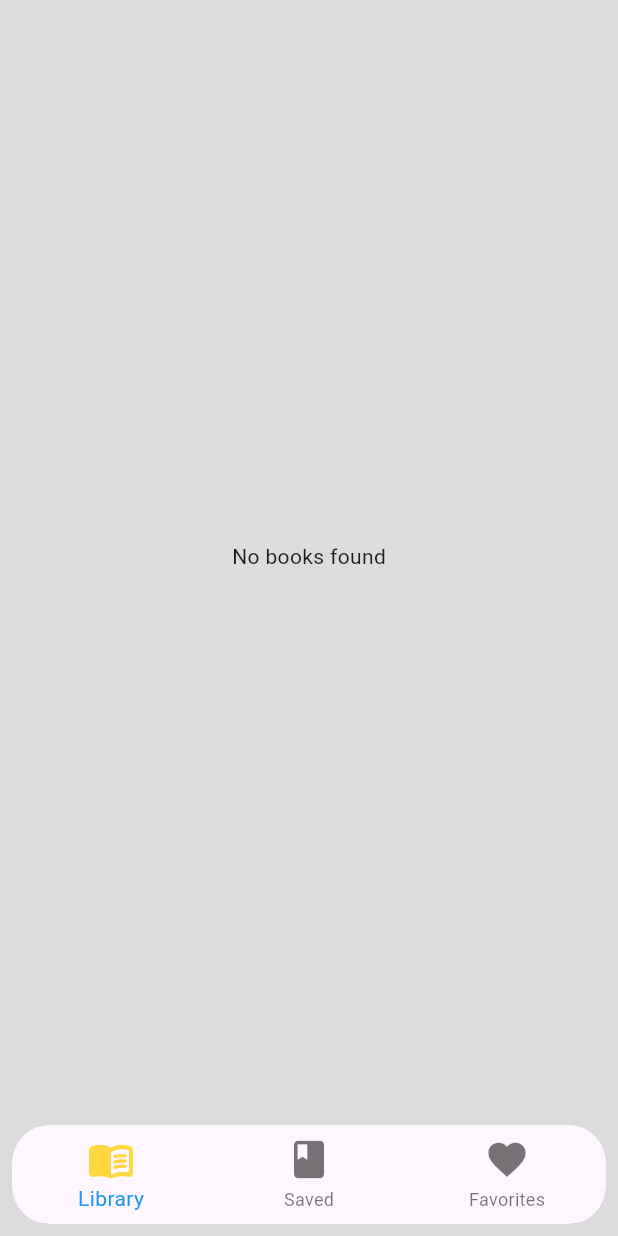
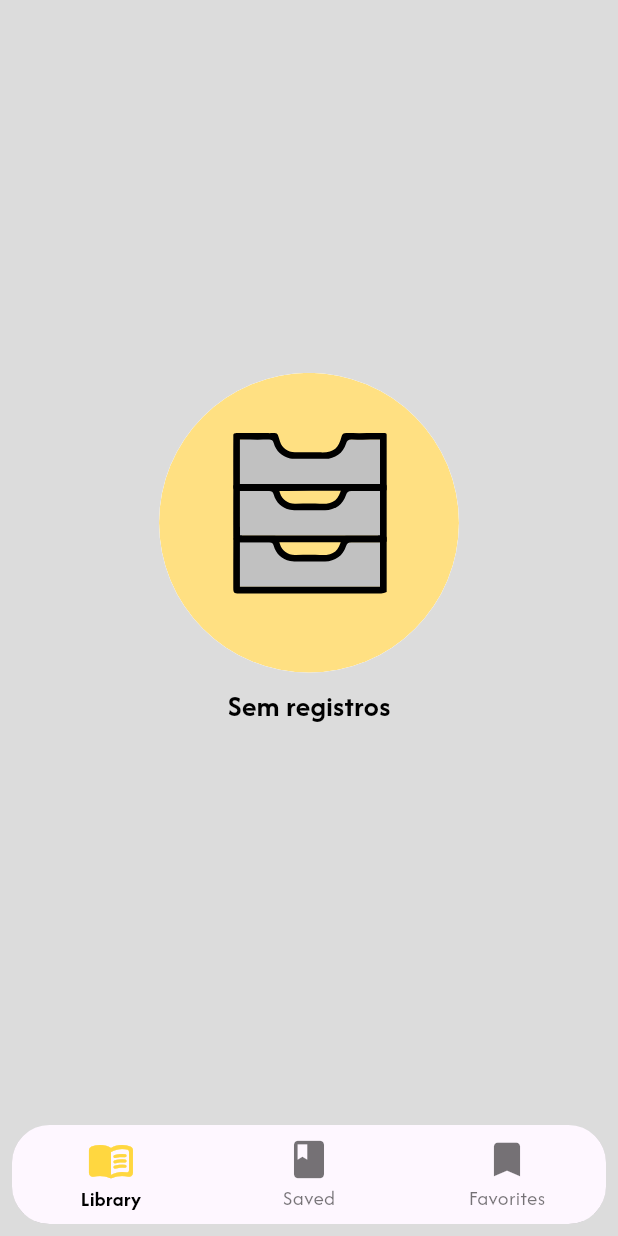
Before and after one commit to Douglasbm040/ebook_escribo, a Flutter app: the screen it shows after launch, on a phone screen of 412 x 824 dp. Run offline on Flutter 3.47's test engine with Material 2 defaults, Android fonts, the phone set to English and light mode, and no system bars; our stand-ins replace animated_text_kit, cached_network_image, dartz, flutter_animate, flutter_modular, lottie and 2 more; accounts and stored records are empty; network calls fail.

Commit message:
adicao de novas fontes e animacoes

```diff
--- a/lib/modules/app_widget.dart
+++ b/lib/modules/app_widget.dart
@@ -1,6 +1,7 @@
 import 'package:ebook_escribo/modules/presenter/view/home_view.dart';
 import 'package:flutter/material.dart';
 import 'package:flutter/rendering.dart';
+import 'package:flutter/services.dart';
 import 'package:flutter_modular/flutter_modular.dart';
 
 class AppWidget extends StatelessWidget {
@@ -8,9 +9,13 @@ class AppWidget extends StatelessWidget {
 
   @override
   Widget build(BuildContext context) {
+    SystemChrome.setPreferredOrientations([
+      DeviceOrientation.portraitUp,
+      DeviceOrientation.portraitDown,
+    ]);
     Modular.setInitialRoute('/');
     return MaterialApp.router(
-      title: 'Flutter Demo',
+      debugShowCheckedModeBanner: false,
       theme: ThemeData(
         colorScheme: ColorScheme.fromSeed(seedColor: Colors.deepPurple),
         useMaterial3: true,
--- a/lib/modules/presenter/view/home_view.dart
+++ b/lib/modules/presenter/view/home_view.dart
@@ -45,6 +45,10 @@ class _HomeViewState extends State<HomeView> {
               Radius.circular(25.0),
             ),
             child: BottomNavigationBar(
+              unselectedLabelStyle:
+                  const TextStyle(fontSize: 14, fontFamily: "Afacad"),
+              selectedLabelStyle: const TextStyle(
+                  fontWeight: FontWeight.bold, fontFamily: "Afacad"),
               iconSize: 30,
               selectedIconTheme:
                   const IconThemeData(color: Colors.amberAccent, size: 32),
@@ -52,19 +56,18 @@ class _HomeViewState extends State<HomeView> {
                 BottomNavigationBarItem(
                   icon: Icon(Icons.menu_book_rounded),
                   label: 'Library',
-                  backgroundColor: Color(0xffDCDCDC),
                 ),
                 BottomNavigationBarItem(
                   icon: Icon(Icons.book),
                   label: 'Saved',
                 ),
                 BottomNavigationBarItem(
-                  icon: Icon(Icons.favorite),
+                  icon: Icon(Icons.bookmark_outlined),
                   label: 'Favorites',
                 ),
               ],
               currentIndex: _selectedIndex,
-              selectedItemColor: Colors.blue,
+              selectedItemColor: Colors.black,
               onTap: _onItemTapped,
               elevation: 3,
             ),
@@ -98,7 +101,42 @@ class _libraryComponentState extends State<libraryComponent> {
               return Text('Error: ${snapshot.error}');
             }
             return snapshot.data?.length == 0
-                ? const Center(child: Text('No books found'))
+                ? Column(
+                    mainAxisAlignment: MainAxisAlignment.center,
+                    children: [
+                      Row(
+                        mainAxisAlignment: MainAxisAlignment.center,
+                        children: [
+                          ClipOval(
+                            child: Container(
+                              height: 200,
+                              color: Colors.white,
+                              child: ClipOval(
+                                child: Container(
+                                  height: 100,
+                                  color: Colors.amber[200],
+                                  child: Lottie.asset(
+                                    repeat: false,
+                                    height: 10,
+                                    'assets/animations/semregistros.json',
+                                  ),
+                                ),
+                              ),
+                            ),
+                          ),
+                        ],
+                      ),
+                      const Padding(
+                        padding: EdgeInsets.all(8.0),
+                        child: Text('Sem registros',
+                            style: const TextStyle(
+                                fontFamily: "Afacad",
+                                fontSize: 20,
+                                color: Colors.black,
+                                fontWeight: FontWeight.w700)),
+                      ),
+                    ],
+                  )
                 : Column(
                     children: [
                       Expanded(
@@ -108,7 +146,8 @@ class _libraryComponentState extends State<libraryComponent> {
                           mainAxisAlignment: MainAxisAlignment.start,
                           children: [
                             Padding(
-                              padding: const EdgeInsets.fromLTRB(30, 0, 0, 0),
+                              padding: const EdgeInsets.symmetric(
+                                  horizontal: 30, vertical: 20),
                               child: Column(
                                 mainAxisAlignment: MainAxisAlignment.center,
                                 crossAxisAlignment: CrossAxisAlignment.start,
@@ -121,19 +160,21 @@ class _libraryComponentState extends State<libraryComponent> {
                                       child: const Row(
                                         children: [
                                           Text(
-                                            "LabraryWay",
+                                            "LibraryWay",
                                             style: TextStyle(
+                                                fontFamily: 'Kalnia',
+                                                fontWeight: FontWeight.bold,
                                                 color: Colors.black,
-                                                fontSize: 40),
+                                                fontSize: 30),
                                           ),
                                           Padding(
                                             padding: EdgeInsets.fromLTRB(
                                                 50, 0, 0, 0),
                                             child: CircleAvatar(
-                                              radius: 40,
+                                              radius: 25,
                                               child: CircleAvatar(
                                                 backgroundColor: Colors.white,
-                                                radius: 40,
+                                                radius: 20,
                                                 child: Icon(
                                                   Icons.menu_book,
                                                 ),
@@ -165,6 +206,7 @@ class _libraryComponentState extends State<libraryComponent> {
                                             animatedTexts: [
                                               RotateAnimatedText("Leia +",
                                                   textStyle: const TextStyle(
+                                                      fontFamily: "Afacad",
                                                       fontSize: 20,
                                                       color: Colors.black,
                                                       fontWeight:
@@ -173,6 +215,7 @@ class _libraryComponentState extends State<libraryComponent> {
                                                       seconds: 1)),
                                               RotateAnimatedText("Imagine +",
                                                   textStyle: const TextStyle(
+                                                      fontFamily: "Afacad",
                                                       fontSize: 20,
                                                       color: Colors.black,
                                                       fontWeight:
@@ -192,7 +235,7 @@ class _libraryComponentState extends State<libraryComponent> {
                         ),
                       )),
                       Expanded(
-                        flex: 3,
+                        flex: 4,
                         child: GridView.builder(
                           gridDelegate:
                               const SliverGridDelegateWithFixedCrossAxisCount(
@@ -207,7 +250,11 @@ class _libraryComponentState extends State<libraryComponent> {
                               .data?.length, // Número total de itens na grade
                           itemBuilder: (BuildContext context, int index) {
                             return snapshot.data?[index] == null
-                                ? Center(
+                                ? Card(
+                                    shadowColor: Colors.white,
+                                    color: Colors.white,
+                                    elevation: 2,
+                                    child: Center(
                                       child: ClipOval(
                                         child: Container(
                                           color: Colors.grey[300],
@@ -218,6 +265,7 @@ class _libraryComponentState extends State<libraryComponent> {
                                             child: ClipOval(
                                               child: Lottie.asset(
                                                 'assets/animations/book.json',
+                                              ),
                                             ),
                                           ),
                                         ),
@@ -271,8 +319,9 @@ class _libraryComponentState extends State<libraryComponent> {
                                               child: Text(
                                                 '${snapshot.data?[index].title}',
                                                 style: const TextStyle(
+                                                    fontFamily: "Afacad",
                                                     fontWeight: FontWeight.bold,
-                                                    fontSize: 12,
+                                                    fontSize: 16,
                                                     color: Colors.black),
                                                 overflow: TextOverflow.ellipsis,
                                               ),
@@ -284,7 +333,8 @@ class _libraryComponentState extends State<libraryComponent> {
                                               child: Text(
                                                 '${snapshot.data?[index].author}',
                                                 style: const TextStyle(
-                                                  fontSize: 12,
+                                                  fontFamily: "Afacad",
+                                                  fontSize: 14,
                                                   color: Colors.black45,
                                                 ),
                                               ),
@@ -292,15 +342,24 @@ class _libraryComponentState extends State<libraryComponent> {
                                           ],
                                         ),
                                       ),
-                                      const Positioned(
-                                        right: 0,
+                                      Positioned(
+                                        right: 1,
+                                        bottom: 70,
                                         child: CircleAvatar(
+                                          radius: 25,
+                                          backgroundColor: Colors.grey[200],
+                                          child: const CircleAvatar(
                                               radius: 22,
-                                          child: CircleAvatar(
                                               backgroundColor: Colors.amber,
                                               child: Icon(
-                                                Icons.bookmark_border_rounded,
-                                                color: Colors.white,
+                                                true
+                                                    ? Icons.bookmark_outlined
+                                                    : Icons
+                                                        .bookmark_border_rounded,
+                                                color: true
+                                                    ? Colors.redAccent
+                                                    : Colors.white38,
+                                                size: 40,
                                               )),
                                         ),
                                       )
```
Also changed, not shown: assets/animations/semregistros.json (added, +1 -0 lines), pubspec.yaml (+9 -9 lines), assets/fonts/Afacad-Italic-VariableFont_wght.ttf (added), assets/fonts/Afacad-VariableFont_wght.ttf (added), assets/fonts/Kalnia-Bold.ttf (added), assets/fonts/Kalnia_Expanded-Bold.ttf (added), pubspec.lock. Lines whose indentation alone changed are shown as unchanged.
